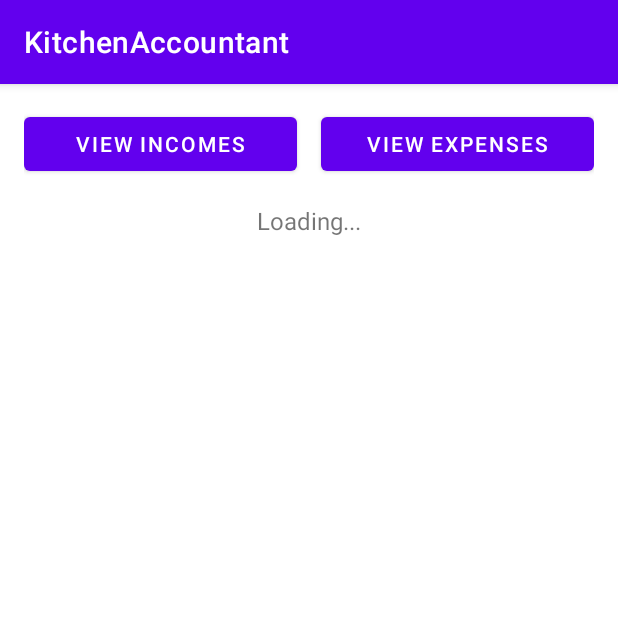
After one commit to pkr-pradeep/KitchenAccountant, an Android app: the fragment ViewFragment shown on its own in the app's theme, on a phone screen of 412 x 824 dp, the top half of it. The commit adds this screen. Run offline under Robolectric (Android 15) with nearby library versions, the phone set to English and light mode, and no system bars; network calls fail.

Commit message:
commit for view incomes

```diff
--- a/app/src/main/java/com/example/kitchenaccountant/MainActivity.java
+++ b/app/src/main/java/com/example/kitchenaccountant/MainActivity.java
@@ -41,7 +41,7 @@ public class MainActivity extends AppCompatActivity {
         // Passing each menu ID as a set of Ids because each
         // menu should be considered as top level destinations.
         mAppBarConfiguration = new AppBarConfiguration.Builder(
-                R.id.nav_home, R.id.nav_income, R.id.nav_expenses, R.id.nav_settings)
+                R.id.nav_home, R.id.nav_income, R.id.nav_expenses, R.id.nav_settings, R.id.nav_view)
                 .setOpenableLayout(drawer)
                 .build();
         NavController navController = Navigation.findNavController(this, R.id.nav_host_fragment_content_main);
--- a/app/src/main/java/com/example/kitchenaccountant/ui/income/IncomeFragment.java
+++ b/app/src/main/java/com/example/kitchenaccountant/ui/income/IncomeFragment.java
@@ -16,7 +16,7 @@ import androidx.fragment.app.Fragment;
 import androidx.lifecycle.ViewModelProvider;
 
 import com.example.kitchenaccountant.R;
-import com.example.kitchenaccountant.ui.service.R2JsonStorageExample;
+import com.example.kitchenaccountant.ui.service.CloudFlareR2Operations;
 
 import org.json.JSONException;
 import org.json.JSONObject;
@@ -81,7 +81,7 @@ public class IncomeFragment extends Fragment {
 
             // Convert JSON object to string
             String formDataString = formDataJson.toString();
-            R2JsonStorageExample.saveObjectIntoR2UsingCompletableFuture(formDataString);
+            CloudFlareR2Operations.saveObjectIntoR2UsingCompletableFuture(formDataString);
             //Store JSON String in CloudFlare R2
             Toast.makeText(requireContext(), "Submission successful!", Toast.LENGTH_SHORT).show();
             // Reset input fields
--- /dev/null
+++ b/app/src/main/java/com/example/kitchenaccountant/ui/view/ViewFragment.java
@@ -0,0 +1,101 @@
+package com.example.kitchenaccountant.ui.view;
+
+import android.os.Bundle;
+import android.os.Handler;
+import android.os.Looper;
+import android.view.LayoutInflater;
+import android.view.View;
+import android.view.ViewGroup;
+import android.widget.Button;
+import android.widget.LinearLayout;
+import android.widget.TextView;
+
+import androidx.annotation.NonNull;
+import androidx.annotation.Nullable;
+import androidx.fragment.app.Fragment;
+
+import com.example.kitchenaccountant.R;
+import com.example.kitchenaccountant.domain.IncomeDomain;
+import com.example.kitchenaccountant.ui.service.CloudFlareR2Operations;
+import com.example.kitchenaccountant.utilities.CommonUtilities;
+
+import java.util.List;
+
+public class ViewFragment extends Fragment {
+
+    private Button viewIncomesButton;
+    private Button viewExpensesButton;
+    private TextView descriptionTextView;
+
+    @Nullable
+    @Override
+    public View onCreateView(@NonNull LayoutInflater inflater, @Nullable ViewGroup container, @Nullable Bundle savedInstanceState) {
+        View view = inflater.inflate(R.layout.fragment_view, container, false);
+
+        // Bind views
+        viewIncomesButton = view.findViewById(R.id.button_view_incomes);
+        viewExpensesButton = view.findViewById(R.id.button_view_expenses);
+        descriptionTextView = view.findViewById(R.id.text_view_description);
+        LinearLayout containerLayout = view.findViewById(R.id.container_layout);
+
+        // Set click listeners
+        viewIncomesButton.setOnClickListener(v -> {
+            // Show loading message
+            updateDescription("Loading...");
+
+            // Fetch data asynchronously
+            new Thread(() -> {
+                List<IncomeDomain> incomeDomains = CommonUtilities.getAllIncomes(CloudFlareR2Operations.getR2Object());
+
+                // Update UI on the main thread
+                getActivity().runOnUiThread(() -> {
+                    // Clear existing views
+                    containerLayout.removeAllViews();
+
+                    // Populate container layout with new views
+                    for (IncomeDomain incomeDomain : incomeDomains) {
+                        // Inflate the income_domain_item.xml layout
+                        View incomeDomainView = LayoutInflater.from(getContext()).inflate(R.layout.income_view_items, containerLayout, false);
+
+                        // Find views in the inflated layout
+                        TextView textCategory = incomeDomainView.findViewById(R.id.text_category);
+                        TextView textCollectedFrom = incomeDomainView.findViewById(R.id.text_collected_from);
+                        TextView textAmount = incomeDomainView.findViewById(R.id.text_amount);
+                        TextView textReceivedDate = incomeDomainView.findViewById(R.id.text_received_date);
+                        TextView textRemarks = incomeDomainView.findViewById(R.id.text_remarks);
+
+                        // Set data to views
+                        textCategory.setText("Category: " + incomeDomain.category);
+                        textCollectedFrom.setText("Collected From: " + incomeDomain.collectedFrom);
+                        textAmount.setText("Amount: " + incomeDomain.amount);
+                        textReceivedDate.setText("Received Date: " + incomeDomain.receivedDate);
+                        textRemarks.setText("Remarks: " + incomeDomain.remarks);
+
+                        // Add the inflated view to the container layout
+                        containerLayout.addView(incomeDomainView);
+                    }
+
+                    // Hide loading message after data is fetched
+                    updateDescription("");
+                });
+            }).start();
+        });
+
+        viewExpensesButton.setOnClickListener(v -> {
+            containerLayout.removeAllViews();
+            updateDescription("Expense list");
+        });
+
+// Initially show loading message
+        updateDescription("Loading...");
+
+        return view;
+
+    }
+
+    private void updateDescription(final String description) {
+        new Handler(Looper.getMainLooper()).post(() -> {
+            descriptionTextView.setText(description);
+        });
+    }
+}
--- /dev/null
+++ b/app/src/main/res/drawable/baseline_account_balance_wallet_24.xml
@@ -0,0 +1,5 @@
+<vector xmlns:android="http://schemas.android.com/apk/res/android" android:height="24dp" android:tint="#000000" android:viewportHeight="24" android:viewportWidth="24" android:width="24dp">
+
+    <path android:fillColor="@android:color/white" android:pathData="M21,18v1c0,1.1 -0.9,2 -2,2L5,21c-1.11,0 -2,-0.9 -2,-2L3,5c0,-1.1 0.89,-2 2,-2h14c1.1,0 2,0.9 2,2v1h-9c-1.11,0 -2,0.9 -2,2v8c0,1.1 0.89,2 2,2h9zM12,16h10L22,8L12,8v8zM16,13.5c-0.83,0 -1.5,-0.67 -1.5,-1.5s0.67,-1.5 1.5,-1.5 1.5,0.67 1.5,1.5 -0.67,1.5 -1.5,1.5z"/>
+
+</vector>
--- /dev/null
+++ b/app/src/main/res/layout/fragment_view.xml
@@ -0,0 +1,55 @@
+<?xml version="1.0" encoding="utf-8"?>
+<androidx.constraintlayout.widget.ConstraintLayout
+    xmlns:android="http://schemas.android.com/apk/res/android"
+    xmlns:app="http://schemas.android.com/apk/res-auto"
+    xmlns:tools="http://schemas.android.com/tools"
+    android:layout_width="match_parent"
+    android:layout_height="match_parent"
+    android:padding="16dp">
+
+    <!-- Spinner -->
+    <LinearLayout xmlns:android="http://schemas.android.com/apk/res/android"
+        android:id="@+id/container_layout"
+        android:layout_width="match_parent"
+        android:layout_height="wrap_content"
+        android:orientation="vertical"
+        android:padding="16dp"
+        app:layout_constraintTop_toBottomOf="@id/button_view_incomes"
+        tools:ignore="MissingConstraints">
+        <!-- This is where dynamically generated views for IncomeDomains will be added -->
+    </LinearLayout>
+
+    <!-- Buttons -->
+    <Button
+        android:id="@+id/button_view_incomes"
+        android:layout_width="0dp"
+        android:layout_height="wrap_content"
+        android:text="View Incomes"
+        app:layout_constraintStart_toStartOf="parent"
+        app:layout_constraintEnd_toStartOf="@id/button_view_expenses"
+        android:layout_marginEnd="8dp"
+        tools:ignore="MissingConstraints" />
+
+    <Button
+        android:id="@+id/button_view_expenses"
+        android:layout_width="0dp"
+        android:layout_height="wrap_content"
+        android:layout_marginStart="8dp"
+        android:text="View Expenses"
+        app:layout_constraintEnd_toEndOf="parent"
+        app:layout_constraintStart_toEndOf="@id/button_view_incomes"
+        tools:ignore="MissingConstraints" />
+
+    <!-- Description TextView -->
+    <TextView
+        android:id="@+id/text_view_description"
+        android:layout_width="wrap_content"
+        android:layout_height="wrap_content"
+        android:text=""
+        android:textSize="16sp"
+        app:layout_constraintTop_toBottomOf="@id/button_view_incomes"
+        app:layout_constraintStart_toStartOf="parent"
+        app:layout_constraintEnd_toEndOf="parent"
+        android:layout_marginTop="16dp"/>
+
+</androidx.constraintlayout.widget.ConstraintLayout>
--- a/app/src/main/res/menu/activity_main_drawer.xml
+++ b/app/src/main/res/menu/activity_main_drawer.xml
@@ -20,5 +20,10 @@
             android:id="@+id/nav_settings"
             android:icon="@drawable/baseline_settings_24"
             android:title="@string/menu_settings" />
+        <item
+            android:id="@+id/nav_view"
+            android:icon="@drawable/baseline_account_balance_wallet_24"
+            android:title="@string/menu_view" />
+
     </group>
 </menu>
--- a/app/src/main/res/values/strings.xml
+++ b/app/src/main/res/values/strings.xml
@@ -11,6 +11,7 @@
     <string name="menu_income">Incomes</string>
     <string name="menu_expense">Expenses</string>
     <string name="menu_settings">Settings</string>
+    <string name="menu_view">View Transactions</string>
 
     <!-- Form field hints -->
     <string name="choose_income_category_prompt">Choose Income Category</string>
```
Also changed, not shown: app/src/main/java/com/example/kitchenaccountant/ui/service/CloudFlareR2Operations.java (renamed from app/src/main/java/com/example/kitchenaccountant/ui/service/R2JsonStorageExample.java, +23 -1 lines), app/src/main/java/com/example/kitchenaccountant/utilities/CommonUtilities.java (+12 -0 lines), app/src/main/res/layout/income_view_items.xml (added, +38 -0 lines), app/src/main/res/layout/item_income.xml (added, +53 -0 lines), app/src/main/res/navigation/mobile_navigation.xml (+7 -0 lines).
